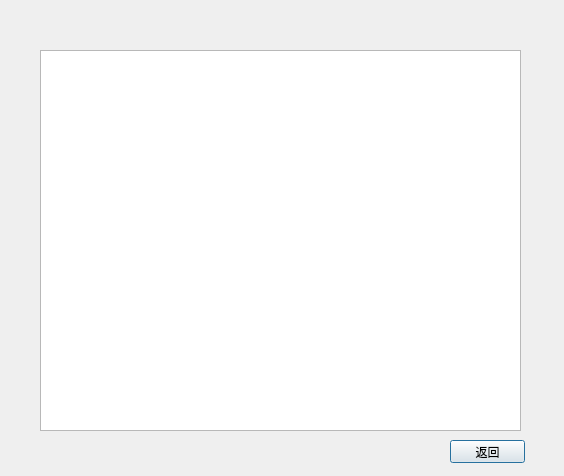
First picture: the form in chat/instruction.ui, repository L-Jay1999/ChattingRoom, before the edit.
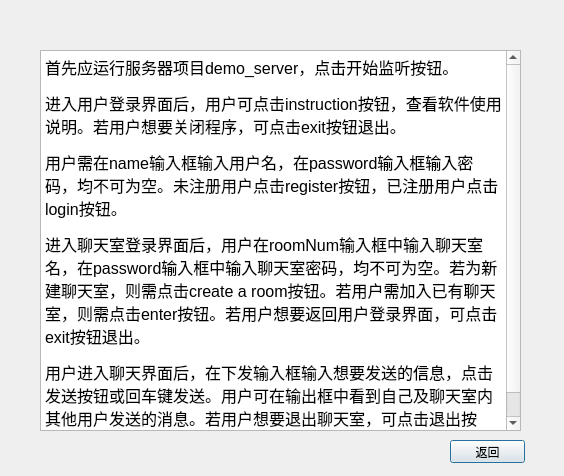
Second picture: the form after the edit.

What changed in the file:
```diff
--- a/chat/instruction.ui
+++ b/chat/instruction.ui
@@ -22,6 +22,17 @@
      <height>381</height>
     </rect>
    </property>
+   <property name="html">
+    <string>&lt;!DOCTYPE HTML PUBLIC &quot;-//W3C//DTD HTML 4.0//EN&quot; &quot;http://www.w3.org/TR/REC-html40/strict.dtd&quot;&gt;
+&lt;html&gt;&lt;head&gt;&lt;meta name=&quot;qrichtext&quot; content=&quot;1&quot; /&gt;&lt;style type=&quot;text/css&quot;&gt;
+p, li { white-space: pre-wrap; }
+&lt;/style&gt;&lt;/head&gt;&lt;body style=&quot; font-family:'SimSun'; font-size:9pt; font-weight:400; font-style:normal;&quot;&gt;
+&lt;p style=&quot; margin-top:12px; margin-bottom:12px; margin-left:0px; margin-right:0px; -qt-block-indent:0; text-indent:0px;&quot;&gt;&lt;span style=&quot; font-family:'宋体'; font-size:12pt;&quot;&gt;首先应运行服务器项目demo_server，点击开始监听按钮。&lt;/span&gt;&lt;/p&gt;
+&lt;p style=&quot; margin-top:12px; margin-bottom:12px; margin-left:0px; margin-right:0px; -qt-block-indent:0; text-indent:0px;&quot;&gt;&lt;span style=&quot; font-family:'宋体'; font-size:12pt;&quot;&gt;进入用户登录界面后，用户可点击instruction按钮，查看软件使用说明。若用户想要关闭程序，可点击exit按钮退出。&lt;/span&gt;&lt;/p&gt;
+&lt;p style=&quot; margin-top:12px; margin-bottom:12px; margin-left:0px; margin-right:0px; -qt-block-indent:0; text-indent:0px;&quot;&gt;&lt;span style=&quot; font-family:'宋体'; font-size:12pt;&quot;&gt;用户需在name输入框输入用户名，在&lt;/span&gt;&lt;span style=&quot; font-family:'Times New Roman'; font-size:12pt;&quot;&gt;password&lt;/span&gt;&lt;span style=&quot; font-family:'宋体'; font-size:12pt;&quot;&gt;输入框输入密码，均不可为空。未注册用户点击register按钮，已注册用户点击login按钮。&lt;/span&gt;&lt;/p&gt;
+&lt;p style=&quot; margin-top:12px; margin-bottom:12px; margin-left:0px; margin-right:0px; -qt-block-indent:0; text-indent:0px;&quot;&gt;&lt;span style=&quot; font-family:'宋体'; font-size:12pt;&quot;&gt;进入聊天室登录界面后，用户在roomNum输入框中输入聊天室名，在&lt;/span&gt;&lt;span style=&quot; font-family:'Times New Roman'; font-size:12pt;&quot;&gt;password&lt;/span&gt;&lt;span style=&quot; font-family:'宋体'; font-size:12pt;&quot;&gt;输入框中输入聊天室密码，均不可为空。若为新建聊天室，则需点击create a room按钮。若用户需加入已有聊天室，则需点击enter按钮。若用户想要返回用户登录界面，可点击exit按钮退出。&lt;/span&gt;&lt;/p&gt;
+&lt;p style=&quot; margin-top:12px; margin-bottom:12px; margin-left:0px; margin-right:0px; -qt-block-indent:0; text-indent:0px;&quot;&gt;&lt;span style=&quot; font-family:'宋体'; font-size:12pt;&quot;&gt;用户进入聊天界面后，在下发输入框输入想要发送的信息，点击发送按钮或回车键发送。用户可在输出框中看到自己及聊天室内其他用户发送的消息。若用户想要退出聊天室，可点击退出按钮，返回聊天室登录界面。&lt;/span&gt;&lt;/p&gt;&lt;/body&gt;&lt;/html&gt;</string>
+   </property>
   </widget>
   <widget class="QPushButton" name="pushButton">
    <property name="geometry">
```
